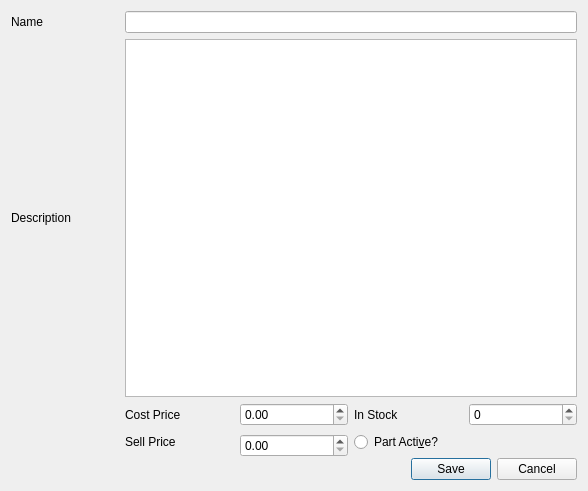
Qt form Stock_Update_Part.ui (bedi1982/Oficina) before a commit.
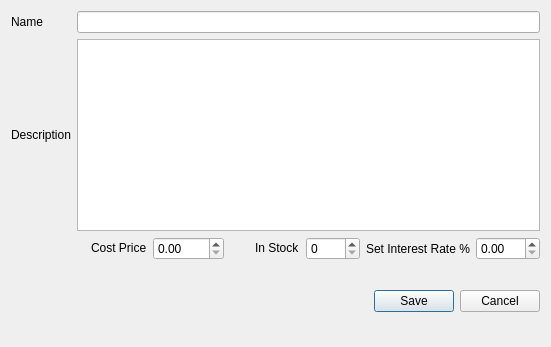
The same form after that commit. Icons and pictures are not drawn.

Commit message: Removed useless part inactive option Changed form fixed sell price to a Interresest rate on part sell.

```diff
--- a/Stock_Update_Part.ui
+++ b/Stock_Update_Part.ui
@@ -6,8 +6,8 @@
    <rect>
     <x>0</x>
     <y>0</y>
-    <width>588</width>
-    <height>491</height>
+    <width>551</width>
+    <height>347</height>
    </rect>
   </property>
   <property name="windowTitle">
@@ -18,35 +18,14 @@
     <normaloff>:/emoticons/service.png</normaloff>:/emoticons/service.png</iconset>
   </property>
   <layout class="QGridLayout" name="gridLayout">
-   <item row="0" column="0">
-    <widget class="QLabel" name="lbl_Part_Name">
-     <property name="text">
-      <string>Name</string>
-     </property>
-    </widget>
-   </item>
-   <item row="1" column="0">
-    <widget class="QLabel" name="lbl_Description">
-     <property name="text">
-      <string>Description</string>
-     </property>
-    </widget>
-   </item>
-   <item row="1" column="1" colspan="4">
-    <widget class="QPlainTextEdit" name="txt_Part_Description">
-     <property name="tabChangesFocus">
-      <bool>true</bool>
-     </property>
-     <property name="plainText">
-      <string/>
-     </property>
-     <property name="placeholderText">
-      <string/>
-     </property>
-    </widget>
-   </item>
-   <item row="2" column="1">
+   <item row="2" column="1" alignment="Qt::AlignRight">
     <widget class="QLabel" name="lbl_Cost_Price">
+     <property name="sizePolicy">
+      <sizepolicy hsizetype="Fixed" vsizetype="Fixed">
+       <horstretch>0</horstretch>
+       <verstretch>0</verstretch>
+      </sizepolicy>
+     </property>
      <property name="text">
       <string>Cost Price</string>
      </property>
@@ -62,43 +41,27 @@
      </property>
     </widget>
    </item>
-   <item row="2" column="3">
-    <widget class="QLabel" name="lbl_Quantity">
-     <property name="text">
-      <string>In Stock</string>
+   <item row="1" column="0">
+    <widget class="QLabel" name="lbl_Description">
+     <property name="sizePolicy">
+      <sizepolicy hsizetype="Fixed" vsizetype="Fixed">
+       <horstretch>0</horstretch>
+       <verstretch>0</verstretch>
+      </sizepolicy>
      </property>
-    </widget>
-   </item>
-   <item row="2" column="4">
-    <widget class="QSpinBox" name="spin_Quantity">
-     <property name="maximum">
-      <number>9999</number>
-     </property>
-    </widget>
-   </item>
-   <item row="3" column="1">
-    <widget class="QLabel" name="lbl_Sell_Price">
      <property name="text">
-      <string>Sell Price</string>
+      <string>Description</string>
      </property>
     </widget>
    </item>
-   <item row="3" column="2" rowspan="2">
-    <widget class="QDoubleSpinBox" name="double_Spin_Sell_Price">
-     <property name="maximum">
-      <double>999.000000000000000</double>
-     </property>
-    </widget>
-   </item>
-   <item row="3" column="3" colspan="2">
-    <widget class="QRadioButton" name="check_btn_Part_Enabled">
-     <property name="text">
-      <string>Part Acti&amp;ve?</string>
-     </property>
-    </widget>
-   </item>
-   <item row="4" column="3" rowspan="2" colspan="2">
+   <item row="4" column="4" colspan="3">
     <widget class="QDialogButtonBox" name="buttonBox">
+     <property name="sizePolicy">
+      <sizepolicy hsizetype="Expanding" vsizetype="Expanding">
+       <horstretch>0</horstretch>
+       <verstretch>0</verstretch>
+      </sizepolicy>
+     </property>
      <property name="focusPolicy">
       <enum>Qt::StrongFocus</enum>
      </property>
@@ -107,14 +70,20 @@
      </property>
     </widget>
    </item>
-   <item row="5" column="0">
-    <widget class="QLabel" name="lbl_Feedcack">
-     <property name="text">
+   <item row="1" column="1" colspan="6">
+    <widget class="QPlainTextEdit" name="txt_Part_Description">
+     <property name="tabChangesFocus">
+      <bool>true</bool>
+     </property>
+     <property name="plainText">
+      <string/>
+     </property>
+     <property name="placeholderText">
       <string/>
      </property>
     </widget>
    </item>
-   <item row="0" column="1" colspan="4">
+   <item row="0" column="1" colspan="6">
     <widget class="QLineEdit" name="line_Name">
      <property name="text">
       <string/>
@@ -127,6 +96,68 @@
      </property>
     </widget>
    </item>
+   <item row="2" column="3" alignment="Qt::AlignRight">
+    <widget class="QLabel" name="lbl_Quantity">
+     <property name="sizePolicy">
+      <sizepolicy hsizetype="Fixed" vsizetype="Fixed">
+       <horstretch>0</horstretch>
+       <verstretch>0</verstretch>
+      </sizepolicy>
+     </property>
+     <property name="text">
+      <string>In Stock</string>
+     </property>
+    </widget>
+   </item>
+   <item row="0" column="0">
+    <widget class="QLabel" name="lbl_Part_Name">
+     <property name="sizePolicy">
+      <sizepolicy hsizetype="Fixed" vsizetype="Fixed">
+       <horstretch>0</horstretch>
+       <verstretch>0</verstretch>
+      </sizepolicy>
+     </property>
+     <property name="text">
+      <string>Name</string>
+     </property>
+    </widget>
+   </item>
+   <item row="2" column="4">
+    <widget class="QSpinBox" name="spin_Quantity">
+     <property name="sizePolicy">
+      <sizepolicy hsizetype="Fixed" vsizetype="Fixed">
+       <horstretch>0</horstretch>
+       <verstretch>0</verstretch>
+      </sizepolicy>
+     </property>
+     <property name="maximum">
+      <number>9999</number>
+     </property>
+    </widget>
+   </item>
+   <item row="2" column="6">
+    <widget class="QDoubleSpinBox" name="double_Spin_Interrest_Rate">
+     <property name="enabled">
+      <bool>true</bool>
+     </property>
+     <property name="sizePolicy">
+      <sizepolicy hsizetype="Fixed" vsizetype="Fixed">
+       <horstretch>0</horstretch>
+       <verstretch>0</verstretch>
+      </sizepolicy>
+     </property>
+     <property name="maximum">
+      <double>999.000000000000000</double>
+     </property>
+    </widget>
+   </item>
+   <item row="2" column="5" alignment="Qt::AlignRight">
+    <widget class="QLabel" name="lbl_Sell_Price">
+     <property name="text">
+      <string>Set Interest Rate %</string>
+     </property>
+    </widget>
+   </item>
   </layout>
  </widget>
  <tabstops>
```
The commit also changes 14 other files.
